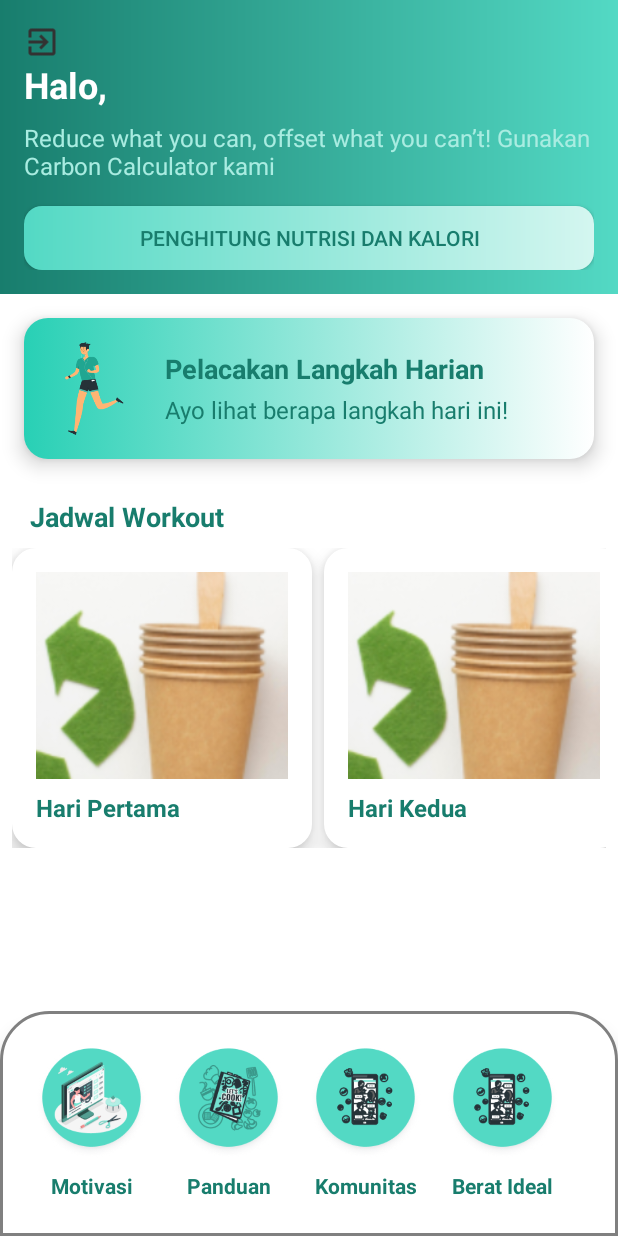
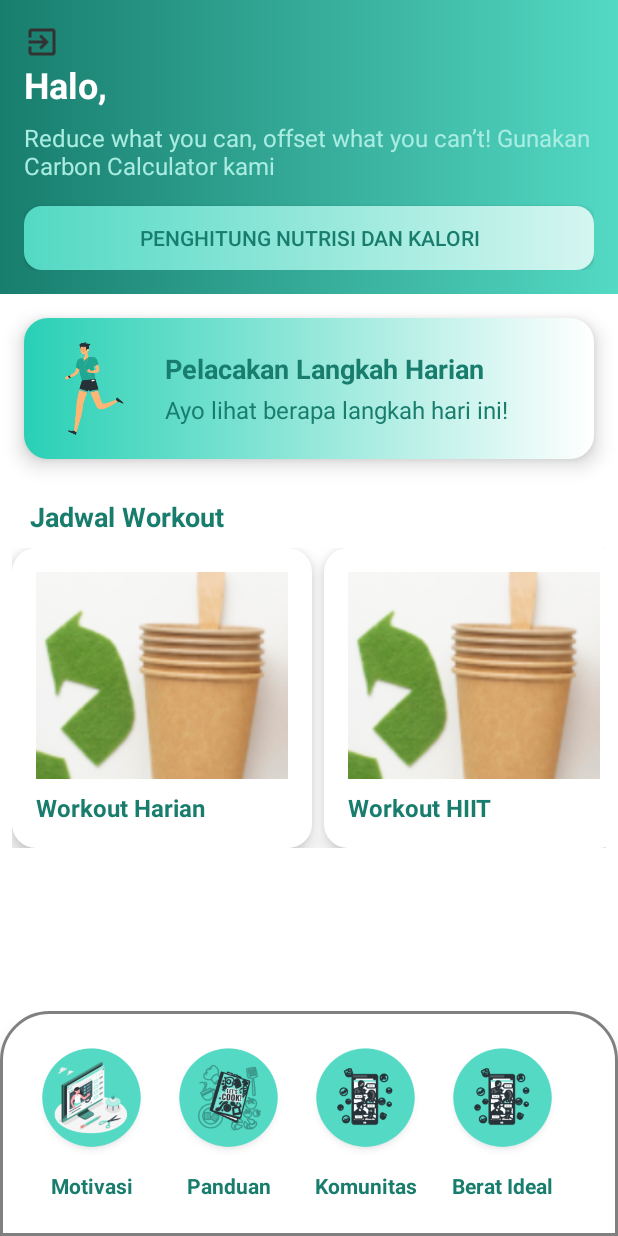
Before and after one commit to zidaneelfasya/PAM1, an Android app: the screen it shows after launch once a user with an empty profile is signed in (BerandaActivity), on a phone screen of 412 x 824 dp. Run offline under Robolectric (Android 15) with nearby library versions, the phone set to English and light mode, and no system bars; our stand-ins replace Firebase (no records; nobody signed in at launch, a user with empty details on screens opened directly).

Commit message:
update beranda

```diff
--- a/app/src/main/java/com/example/projekpam/BerandaActivity.java
+++ b/app/src/main/java/com/example/projekpam/BerandaActivity.java
@@ -5,6 +5,7 @@ import android.os.Bundle;
 import android.view.View;
 import android.widget.Button;
 import android.widget.ImageView;
+import android.widget.LinearLayout;
 import android.widget.TextView;
 import android.widget.Toast;
 
@@ -20,6 +21,7 @@ public class BerandaActivity extends AppCompatActivity {
     private TextView tvGreeting;
     private ImageView ivGuidance; // Tambahkan variabel untuk ImageView panduan
     private ImageView icExit; // Tambahkan variabel untuk ImageView exit
+    private LinearLayout stepTracker; // Tambahkan variabel untuk LinearLayout pelacakan langkah
 
     @Override
     protected void onCreate(Bundle savedInstanceState) {
@@ -29,7 +31,7 @@ public class BerandaActivity extends AppCompatActivity {
         // Inisialisasi FirebaseAuth
         mAuth = FirebaseAuth.getInstance();
 
-        btncaloricounter= findViewById(R.id.calorie_calculator_button);
+        btncaloricounter = findViewById(R.id.calorie_calculator_button);
         // Temukan TextView dengan ID greeting
         tvGreeting = findViewById(R.id.greeting);
 
@@ -38,6 +40,9 @@ public class BerandaActivity extends AppCompatActivity {
 
         // Temukan ImageView dengan ID ic_exit
         icExit = findViewById(R.id.ic_exit);
+
+        // Temukan LinearLayout dengan ID step_tracker
+        stepTracker = findViewById(R.id.step_tracker);
 
         // Dapatkan pengguna saat ini
         FirebaseUser currentUser = mAuth.getCurrentUser();
@@ -65,6 +70,7 @@ public class BerandaActivity extends AppCompatActivity {
                 startActivity(intent);
             }
         });
+
         btncaloricounter.setOnClickListener(new View.OnClickListener() {
             @Override
             public void onClick(View v) {
@@ -73,6 +79,7 @@ public class BerandaActivity extends AppCompatActivity {
                 startActivity(intent);
             }
         });
+
         // Atur onClickListener untuk ic_exit
         icExit.setOnClickListener(new View.OnClickListener() {
             @Override
@@ -84,5 +91,15 @@ public class BerandaActivity extends AppCompatActivity {
                 finish(); // Tutup activity saat ini
             }
         });
+
+        // Atur onClickListener untuk step_tracker
+        stepTracker.setOnClickListener(new View.OnClickListener() {
+            @Override
+            public void onClick(View v) {
+                // Arahkan ke StatsActivity
+                Intent intent = new Intent(BerandaActivity.this, StatsActivity.class);
+                startActivity(intent);
+            }
+        });
     }
 }
--- a/app/src/main/res/layout/activity_beranda.xml
+++ b/app/src/main/res/layout/activity_beranda.xml
@@ -65,7 +65,9 @@
         android:elevation="8dp"
         android:gravity="center_vertical"
         android:orientation="horizontal"
-        android:padding="16dp">
+        android:padding="16dp"
+        android:clickable="true"
+        android:focusable="true">
 
         <ImageView
             android:layout_width="62dp"
@@ -145,7 +147,7 @@
                     android:layout_width="match_parent"
                     android:layout_height="wrap_content"
                     android:layout_marginTop="8dp"
-                    android:text="Hari Pertama"
+                    android:text="Workout Harian"
                     android:textColor="@color/blue3"
                     android:textSize="16sp"
                     android:textStyle="bold" />
@@ -171,7 +173,7 @@
                     android:layout_width="match_parent"
                     android:layout_height="wrap_content"
                     android:layout_marginTop="8dp"
-                    android:text="Hari Kedua"
+                    android:text="Workout HIIT"
                     android:textColor="@color/blue3"
                     android:textSize="16sp"
                     android:textStyle="bold" />
@@ -197,7 +199,7 @@
                     android:layout_width="match_parent"
                     android:layout_height="wrap_content"
                     android:layout_marginTop="8dp"
-                    android:text="Hari Ketiga"
+                    android:text="Senam Aerobik"
                     android:textColor="@color/blue3"
                     android:textSize="16sp"
                     android:textStyle="bold" />
```
